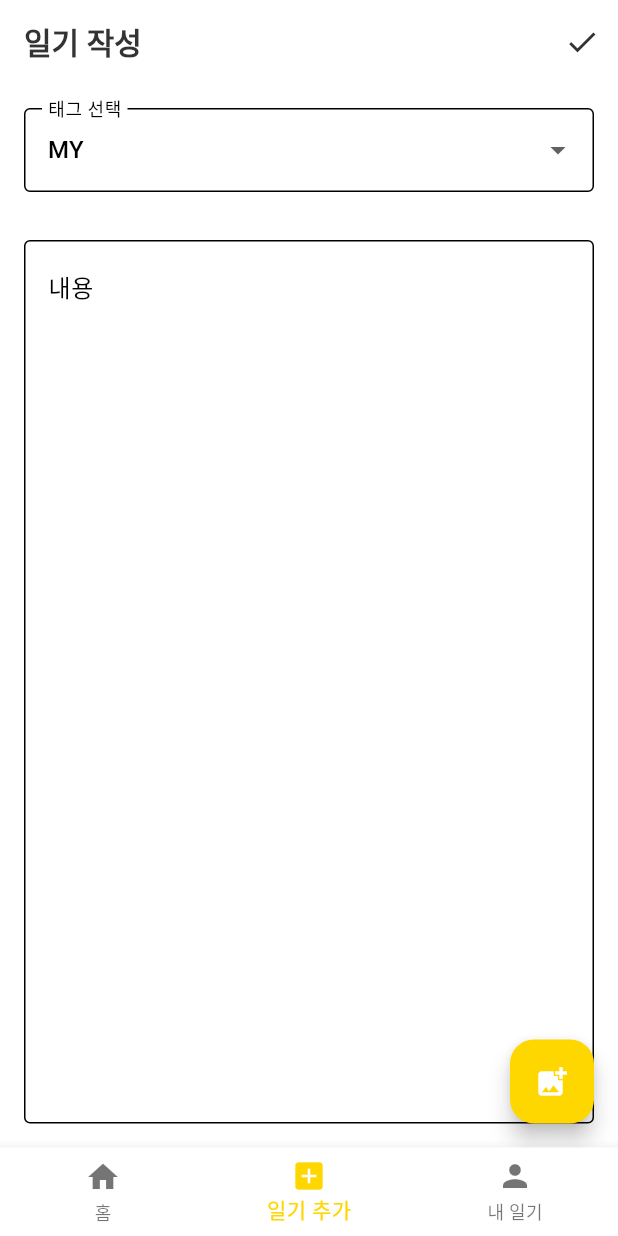
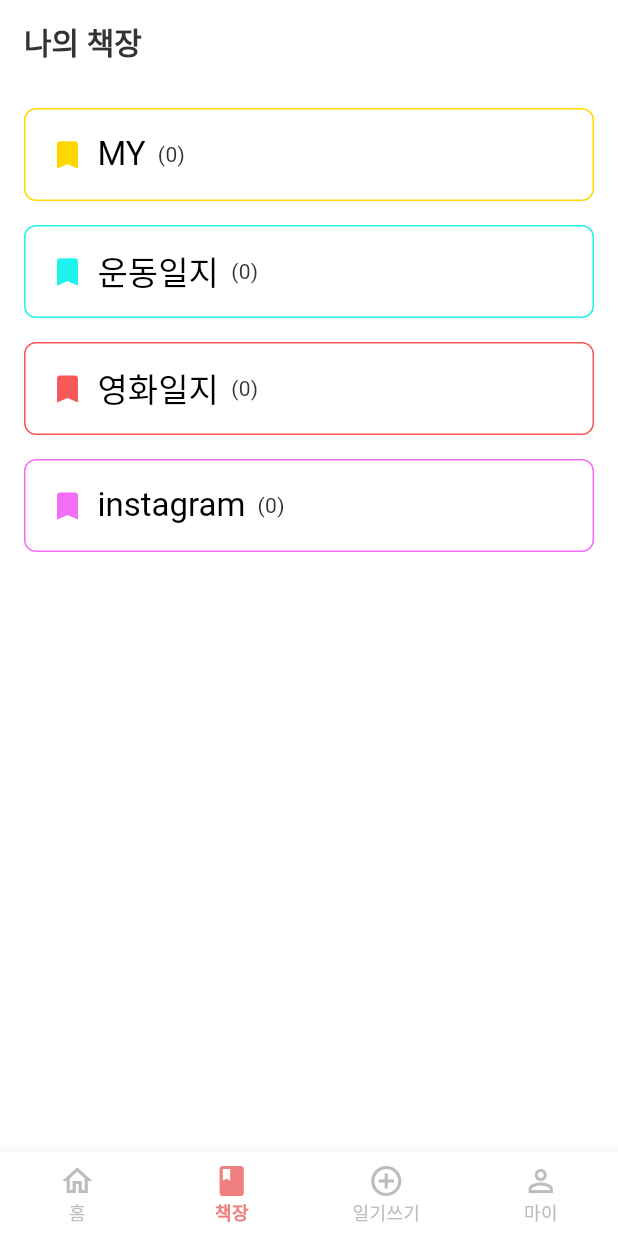
Before and after one commit to Mingjaam/intume, a Flutter app: the screen it shows after launch, item 2 of the bottom bar chosen, on a phone screen of 412 x 824 dp. Run offline on Flutter 3.47's test engine with Material 3 defaults, Android fonts, the phone set to English and light mode, and no system bars; our stand-ins replace image_picker, sqflite, table_calendar; accounts and stored records are empty.

Commit message:
책장 페이지 일단 생성 완료

```diff
--- /dev/null
+++ b/lib/pages/bookshelf_page.dart
@@ -0,0 +1,94 @@
+import 'package:flutter/material.dart';
+import '../database/database_helper.dart';
+import '../models/diary.dart';
+import '../theme/app_theme.dart';
+import 'diary_detail_page.dart';
+import 'dart:io';
+import 'tagged_diaries_page.dart';
+
+class BookshelfPage extends StatefulWidget {
+  const BookshelfPage({super.key});
+
+  @override
+  State<BookshelfPage> createState() => _BookshelfPageState();
+}
+
+class _BookshelfPageState extends State<BookshelfPage> {
+  final List<String> _tags = ['MY', '운동일지', '영화일지', 'instagram'];
+  Map<String, List<Diary>> _taggedDiaries = {};
+
+  @override
+  void initState() {
+    super.initState();
+    _loadDiaries();
+  }
+
+  Future<void> _loadDiaries() async {
+    final diaryMaps = await DatabaseHelper.instance.queryAllRows();
+    final diaries = diaryMaps.map((map) => Diary.fromMap(map)).toList();
+
+    final Map<String, List<Diary>> taggedDiaries = {};
+    for (var tag in _tags) {
+      taggedDiaries[tag] = diaries.where((diary) => diary.tag == tag).toList();
+    }
+
+    setState(() {
+      _taggedDiaries = taggedDiaries;
+    });
+  }
+
+  @override
+  Widget build(BuildContext context) {
+    return Scaffold(
+      backgroundColor: AppTheme.background,
+      appBar: AppBar(
+        title: const Text('나의 책장'),
+      ),
+      body: ListView.builder(
+        padding: const EdgeInsets.all(16),
+        itemCount: _tags.length,
+        itemBuilder: (context, index) {
+          final tag = _tags[index];
+          final diaries = _taggedDiaries[tag] ?? [];
+
+          return GestureDetector(
+            onTap: () {
+              Navigator.push(
+                context,
+                MaterialPageRoute(
+                  builder: (context) => TaggedDiariesPage(
+                    tag: tag,
+                    diaries: diaries,
+                  ),
+                ),
+              ).then((_) => _loadDiaries());
+            },
+            child: Container(
+              margin: const EdgeInsets.only(bottom: 16),
+              padding: const EdgeInsets.all(16),
+              decoration: BoxDecoration(
+                border: Border.all(color: AppTheme.getTagColor(tag)),
+                borderRadius: BorderRadius.circular(8),
+              ),
+              child: Row(
+                children: [
+                  Icon(Icons.bookmark, color: AppTheme.getTagColor(tag)),
+                  const SizedBox(width: 8),
+                  Text(
+                    tag,
+                    style: Theme.of(context).textTheme.titleLarge,
+                  ),
+                  const SizedBox(width: 8),
+                  Text(
+                    '(${diaries.length})',
+                    style: Theme.of(context).textTheme.bodyMedium,
+                  ),
+                ],
+              ),
+            ),
+          );
+        },
+      ),
+    );
+  }
+}
--- a/lib/pages/bottom_nav.dart
+++ b/lib/pages/bottom_nav.dart
@@ -3,6 +3,7 @@ import '../widgets/CustomBottomNavigationBar.dart';
 import 'main_page.dart';  // 메인 페이지
 import 'add_diary_page.dart';  // 일기 추가 페이지
 import './my_diary_page.dart';  // 마이 페이지
+import './bookshelf_page.dart';  // 책장 페이지
 
 class BottomNav extends StatefulWidget {
   const BottomNav({super.key});
@@ -15,9 +16,10 @@ class _BottomNavState extends State<BottomNav> {
   int _currentIndex = 0;
 
   final List<Widget> _pages = [
-    const MainPage(),     // 실제 메인 페이지 위젯
-    const AddDiaryPage(), // 일기 추가 페이지 위젯
-    const MyDiaryPage(),       // 마이 페이지 위젯
+    const MainPage(),      // 메인 페이지
+    const BookshelfPage(), // 책장 페이지
+    const AddDiaryPage(),  // 일기 추가 페이지
+    const MyDiaryPage(),   // 마이 페이지
   ];
 
   @override
--- a/lib/theme/app_theme.dart
+++ b/lib/theme/app_theme.dart
@@ -87,6 +87,25 @@ class AppTheme {
     ),
   );
 
+  // 바텀 네비게이션 아이콘 스타일
+  static const bottomNavIconSize = 24.0;
+  static const bottomNavSelectedIconColor = secondaryPink;
+  static const bottomNavUnselectedIconColor = Color(0xFFBDBDBD);
+  static const bottomNavLabelStyle = TextStyle(
+    fontSize: 12,
+    fontWeight: FontWeight.w500,
+  );
+  static const bottomNavSelectedLabelStyle = TextStyle(
+    fontSize: 12,
+    fontWeight: FontWeight.w600,
+    color: lightPurple,
+  );
+  static const bottomNavUnselectedLabelStyle = TextStyle(
+    fontSize: 12,
+    fontWeight: FontWeight.w500,
+    color: Color(0xFFBDBDBD),
+  );
+
   // 라이트 테마 정의
   static ThemeData lightTheme = ThemeData(
     primaryColor: lightPurple,
@@ -115,7 +134,14 @@ class AppTheme {
       bodySmall: TextStyle(color: textSecondary, fontSize: 12),
     ),
 
-
+    // 바텀 네비게이션 테마
+    bottomNavigationBarTheme: BottomNavigationBarThemeData(
+      backgroundColor: background,
+      selectedItemColor: bottomNavSelectedIconColor,
+      unselectedItemColor: bottomNavUnselectedIconColor,
+      selectedLabelStyle: bottomNavSelectedLabelStyle,
+      unselectedLabelStyle: bottomNavUnselectedLabelStyle,
+    ),
 
     // 기타 테마 설정
     colorScheme: ColorScheme.light(
--- a/lib/widgets/CustomBottomNavigationBar.dart
+++ b/lib/widgets/CustomBottomNavigationBar.dart
@@ -1,4 +1,5 @@
 import 'package:flutter/material.dart';
+import '../theme/app_theme.dart';
 
 class CustomBottomNavigationBar extends StatelessWidget {
   final int currentIndex;
@@ -15,18 +16,28 @@ class CustomBottomNavigationBar extends StatelessWidget {
     return BottomNavigationBar(
       currentIndex: currentIndex,
       onTap: onTap,
+      type: BottomNavigationBarType.fixed,
+      iconSize: AppTheme.bottomNavIconSize,
       items: const [
         BottomNavigationBarItem(
-          icon: Icon(Icons.home),
+          icon: Icon(Icons.home_outlined),
+          activeIcon: Icon(Icons.home),
           label: '홈',
         ),
         BottomNavigationBarItem(
-          icon: Icon(Icons.add_box),
-          label: '일기 추가',
+          icon: Icon(Icons.book_outlined),
+          activeIcon: Icon(Icons.book),
+          label: '책장',
         ),
         BottomNavigationBarItem(
-          icon: Icon(Icons.person),
-          label: '내 일기',
+          icon: Icon(Icons.add_circle_outline),
+          activeIcon: Icon(Icons.add_circle),
+          label: '일기쓰기',
+        ),
+        BottomNavigationBarItem(
+          icon: Icon(Icons.person_outline),
+          activeIcon: Icon(Icons.person),
+          label: '마이',
         ),
       ],
     );
```
Also changed, not shown: lib/pages/tagged_diaries_page.dart (added, +82 -0 lines).
